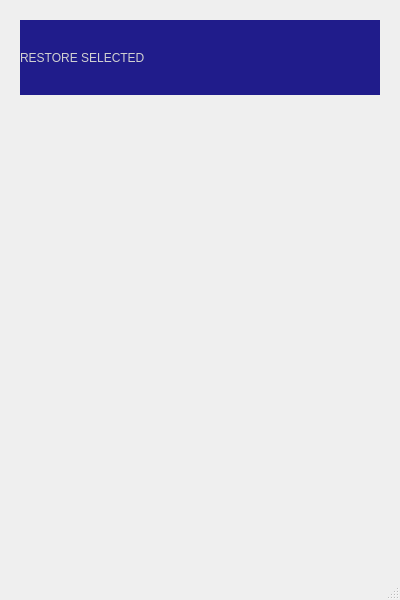
Old version of the form ui/ui_MainWindow.ui in the repository il721/EasyBack.
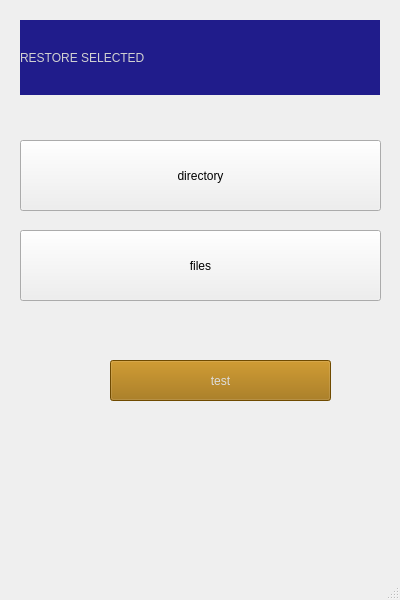
New version of the form.

Commit message: Some test edit. Try to make dir button

```diff
--- a/ui/ui_MainWindow.ui
+++ b/ui/ui_MainWindow.ui
@@ -34,6 +34,59 @@
      <bool>false</bool>
     </property>
    </widget>
+   <widget class="QPushButton" name="dir">
+    <property name="enabled">
+     <bool>true</bool>
+    </property>
+    <property name="geometry">
+     <rect>
+      <x>20</x>
+      <y>140</y>
+      <width>361</width>
+      <height>71</height>
+     </rect>
+    </property>
+    <property name="text">
+     <string>directory</string>
+    </property>
+   </widget>
+   <widget class="QPushButton" name="files">
+    <property name="geometry">
+     <rect>
+      <x>20</x>
+      <y>230</y>
+      <width>361</width>
+      <height>71</height>
+     </rect>
+    </property>
+    <property name="text">
+     <string>files</string>
+    </property>
+   </widget>
+   <widget class="QPushButton" name="test">
+    <property name="geometry">
+     <rect>
+      <x>110</x>
+      <y>360</y>
+      <width>221</width>
+      <height>41</height>
+     </rect>
+    </property>
+    <property name="styleSheet">
+     <string notr="true">color: rgb(221, 221, 221);
+
+background-color: rgb(156, 104, 0);</string>
+    </property>
+    <property name="text">
+     <string>test</string>
+    </property>
+    <property name="iconSize">
+     <size>
+      <width>24</width>
+      <height>24</height>
+     </size>
+    </property>
+   </widget>
   </widget>
   <widget class="QMenuBar" name="menubar">
    <property name="geometry">
```
The commit also changes 3 other files.
